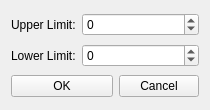
Above: Modules/QtWidgets/src/QmitkLevelWindowRangeChange.ui from MITK/MITK before the change. Below: the same form after it.
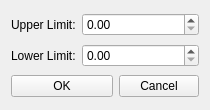
That is the form after the change.

Commit message: Change spinbox and resprective functions to double.

Patch:
```diff
--- a/Modules/QtWidgets/src/QmitkLevelWindowRangeChange.ui
+++ b/Modules/QtWidgets/src/QmitkLevelWindowRangeChange.ui
@@ -30,23 +30,10 @@
   <property name="windowTitle" >
    <string>Change Scale Range</string>
   </property>
-  <layout class="QGridLayout" >
-   <item row="0" column="1" colspan="2" >
-    <widget class="QSpinBox" name="rangeMaxSpinBox" >
-     <property name="minimum" >
-      <number>-9999999</number>
-     </property>
-     <property name="maximum" >
-      <number>10000000</number>
-     </property>
-     <property name="value" >
-      <number>0</number>
-     </property>
-    </widget>
-   </item>
-   <item row="2" column="0" colspan="2" >
-    <widget class="QPushButton" name="okButton" >
-     <property name="text" >
+  <layout class="QGridLayout">
+   <item row="2" column="0" colspan="2">
+    <widget class="QPushButton" name="okButton">
+     <property name="text">
       <string>OK</string>
      </property>
      <property name="autoDefault" >
@@ -84,22 +71,15 @@
      </property>
     </widget>
    </item>
-   <item row="1" column="1" colspan="2" >
-    <widget class="QSpinBox" name="rangeMinSpinBox" >
-     <property name="minimum" >
-      <number>-10000000</number>
-     </property>
-     <property name="maximum" >
-      <number>9999999</number>
-     </property>
-     <property name="value" >
-      <number>0</number>
-     </property>
-    </widget>
+   <item row="0" column="1" colspan="2">
+    <widget class="QDoubleSpinBox" name="rangeMaxDoubleSpinBox"/>
+   </item>
+   <item row="1" column="1" colspan="2">
+    <widget class="QDoubleSpinBox" name="rangeMinDoubleSpinBox"/>
    </item>
   </layout>
  </widget>
- <layoutdefault spacing="6" margin="11" />
+ <layoutdefault spacing="6" margin="11"/>
  <tabstops>
   <tabstop>rangeMaxSpinBox</tabstop>
   <tabstop>rangeMinSpinBox</tabstop>
```
Left out of the diff: 52 changed lines with no effect on the pictures. The commit also changes 3 other files.
